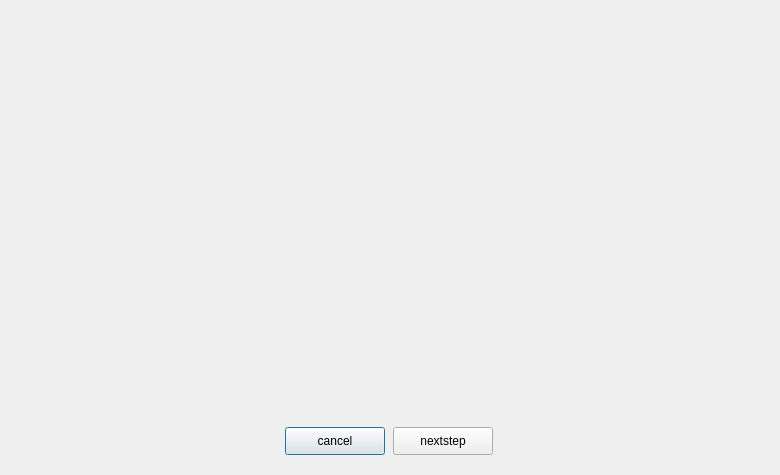
This is zentaosubmit.ui in easysoft/zenshot as Qt 5 draws it before an edit. The edited form follows.
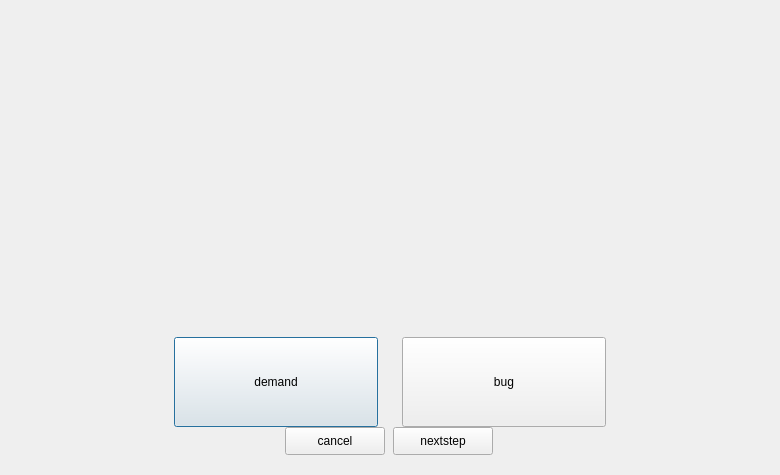
This is the edited form.

```diff
--- a/zentaosubmit.ui
+++ b/zentaosubmit.ui
@@ -36,7 +36,7 @@
     <number>0</number>
    </property>
    <item>
-    <layout class="QVBoxLayout" name="verticalLayout" stretch="9,1">
+    <layout class="QVBoxLayout" name="verticalLayout" stretch="9,0,1">
      <item>
       <layout class="QVBoxLayout" name="verticalLayout_2">
        <item>
@@ -48,6 +48,63 @@
        </item>
       </layout>
      </item>
+     <item>
+      <layout class="QHBoxLayout" name="horizontalLayout_3">
+       <property name="spacing">
+        <number>0</number>
+       </property>
+       <property name="sizeConstraint">
+        <enum>QLayout::SetDefaultConstraint</enum>
+       </property>
+       <property name="leftMargin">
+        <number>150</number>
+       </property>
+       <property name="rightMargin">
+        <number>150</number>
+       </property>
+       <property name="bottomMargin">
+        <number>0</number>
+       </property>
+       <item>
+        <widget class="QPushButton" name="btnDemand">
+         <property name="minimumSize">
+          <size>
+           <width>204</width>
+           <height>90</height>
+          </size>
+         </property>
+         <property name="maximumSize">
+          <size>
+           <width>204</width>
+           <height>90</height>
+          </size>
+         </property>
+         <property name="text">
+          <string>demand</string>
+         </property>
+        </widget>
+       </item>
+       <item>
+        <widget class="QPushButton" name="btnBug">
+         <property name="minimumSize">
+          <size>
+           <width>204</width>
+           <height>90</height>
+          </size>
+         </property>
+         <property name="maximumSize">
+          <size>
+           <width>204</width>
+           <height>90</height>
+          </size>
+         </property>
+         <property name="text">
+          <string>bug</string>
+         </property>
+        </widget>
+       </item>
+      </layout>
+     </item>
      <item>
       <layout class="QHBoxLayout" name="horizontalLayout_2">
        <property name="spacing">
```
